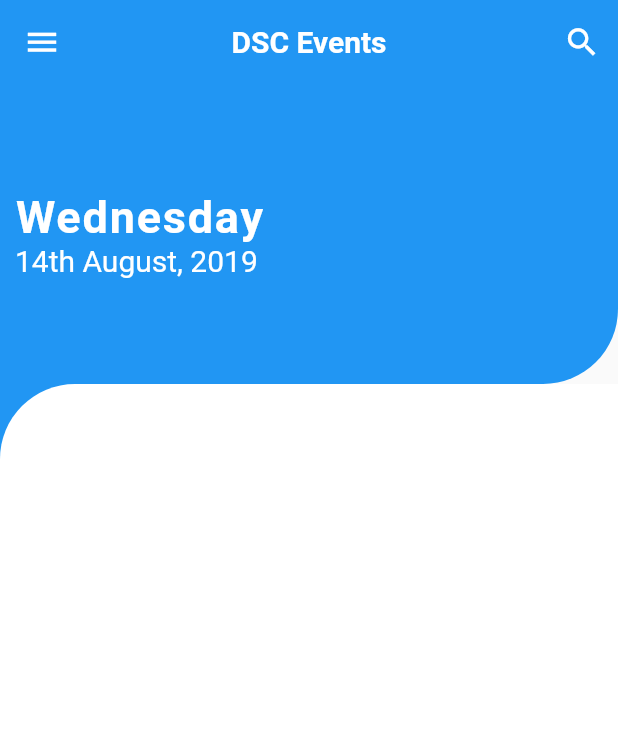
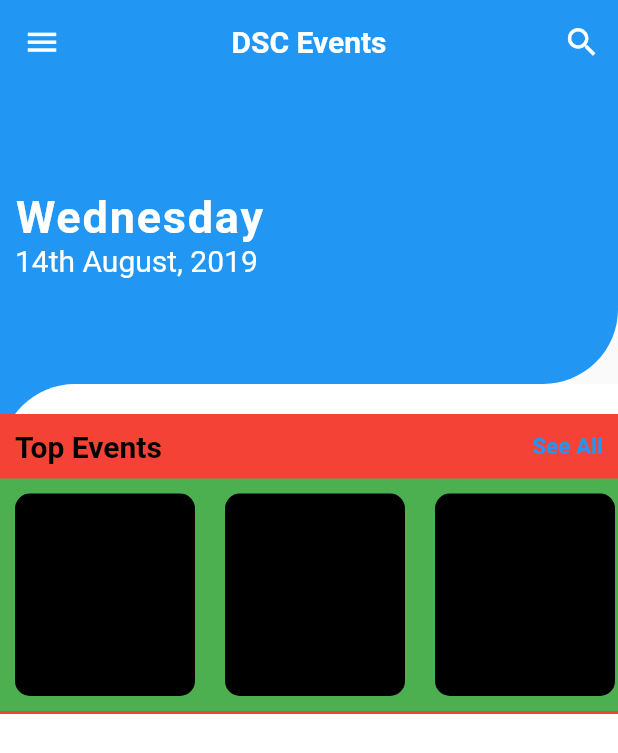
Before and after one commit to pratikstemkar/Events_App, a Flutter app: the screen it shows after launch, on a phone screen of 412 x 824 dp. Shown: the top 753 px of the screen. Run offline on Flutter 3.47's test engine with Material 2 defaults, Android fonts, the light colour scheme and no system bars.

Commit message:
Updated README.md

```diff
--- a/lib/screens/home_screen.dart
+++ b/lib/screens/home_screen.dart
@@ -71,6 +71,71 @@ class _HomeScreenState extends State<HomeScreen> {
                         topLeft: Radius.circular(50.0),
                       ),
                     ),
+                    child: Column(
+                      children: <Widget>[
+                        SizedBox(
+                          height: 20.0,
+                        ),
+                        Container(
+                          height: 200.0,
+                          color: Colors.red,
+                          child: Column(
+                            children: <Widget>[
+                              Padding(
+                                padding: const EdgeInsets.all(10.0),
+                                child: Row(
+                                  mainAxisAlignment:
+                                      MainAxisAlignment.spaceBetween,
+                                  children: <Widget>[
+                                    Text(
+                                      'Top Events',
+                                      style: TextStyle(
+                                        fontSize: 20.0,
+                                        fontWeight: FontWeight.w600,
+                                        color: Colors.black,
+                                      ),
+                                    ),
+                                    GestureDetector(
+                                      onTap: () {},
+                                      child: Text(
+                                        'See All',
+                                        style: TextStyle(
+                                          color: Colors.blue,
+                                          fontSize: 15.0,
+                                          fontWeight: FontWeight.w600,
+                                        ),
+                                      ),
+                                    ),
+                                  ],
+                                ),
+                              ),
+                              Container(
+                                height: 155.0,
+                                color: Colors.green,
+                                child: ListView.builder(
+                                  scrollDirection: Axis.horizontal,
+                                  itemCount: 4,
+                                  itemBuilder:
+                                      (BuildContext context, int index) {
+                                    return Container(
+                                      margin: EdgeInsets.all(10.0),
+                                      height: 80.0,
+                                      width: 120.0,
+                                      decoration: BoxDecoration(
+                                        color: Colors.black,
+                                        borderRadius:
+                                            BorderRadius.circular(10.0),
+                                      ),
+                                      child: Stack(),
+                                    );
+                                  },
+                                ),
+                              ),
+                            ],
+                          ),
+                        ),
+                      ],
+                    ),
                   ),
                 ],
               ),
```
Also changed, not shown: 1 other file.
